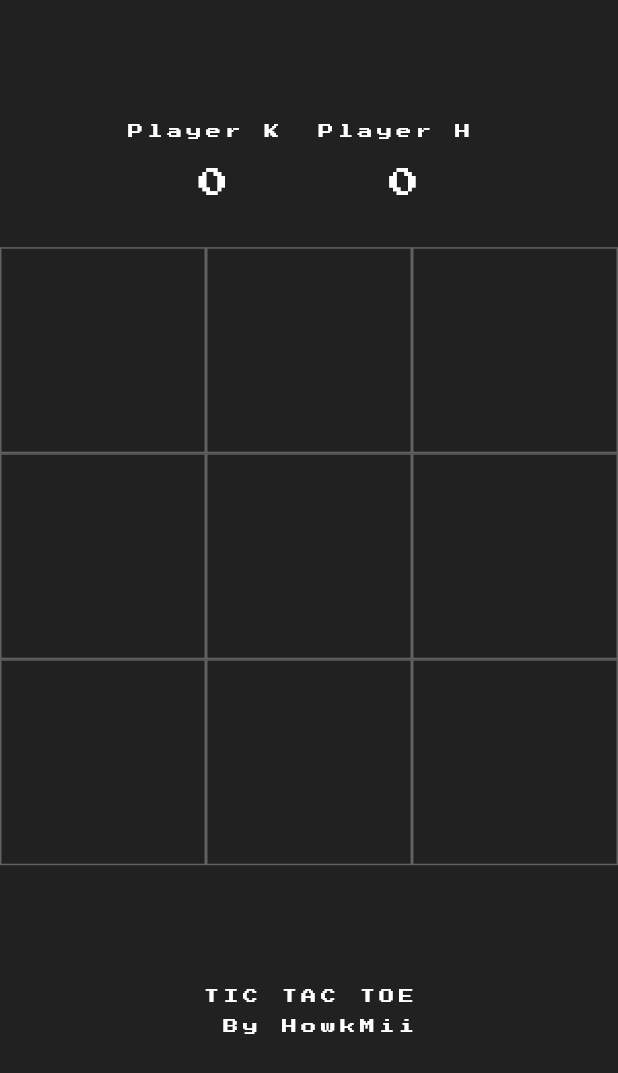
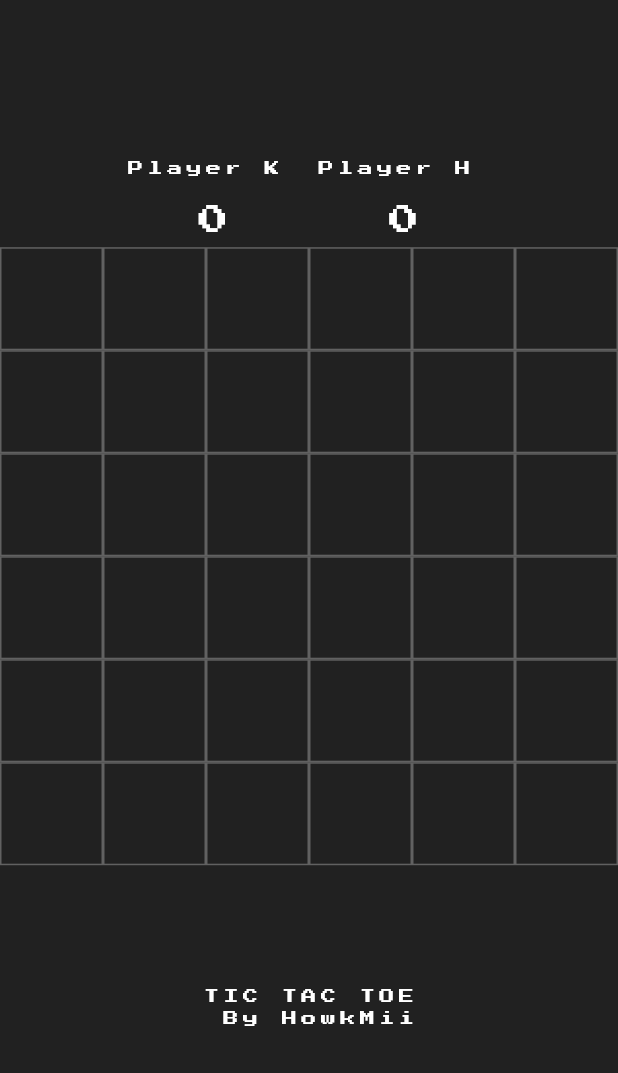
Before and after one commit to HowkMii/simple-Tic-Tac, a Flutter app: the HomePage screen opened directly, on a phone screen of 412 x 824 dp. Shown: the top 1073 px of the screen. Run offline on Flutter 3.47's test engine with Material 2 defaults, Android fonts, the phone set to English and light mode, and no system bars; our stand-ins replace avatar_glow, google_fonts; missing offline and left inert: dart:ffi.

Commit message:
make the game more exicting

```diff
--- a/lib/homepage.dart
+++ b/lib/homepage.dart
@@ -12,7 +12,7 @@ class HomePage extends StatefulWidget {
 
 class _HomePageState extends State<HomePage> {
   bool ohTurn = true;
-  List<String>  displayExOh =['','','','','','','','','',];
+  List<String>  displayExOh =['','','','','','','','','','','','','','','','','','','','','','','','','','','','','','','','','','','','',];
   var myTextStyle = TextStyle(color: Colors.white,fontSize: 20);
   int ohScore =0;
   int exScore = 0;
@@ -41,7 +41,7 @@ class _HomePageState extends State<HomePage> {
 
                  children: <Widget>[
                    Padding(
-                     padding: const EdgeInsets.only(top:50.0),
+                     padding: const EdgeInsets.only(top:100.0),
                      child: Column(
                        mainAxisAlignment: MainAxisAlignment.center,
                        children: <Widget>[
@@ -52,7 +52,7 @@ class _HomePageState extends State<HomePage> {
                      ),
                    ),
                    Padding(
-                     padding: const EdgeInsets.only(top:50.0,left: 10.0),
+                     padding: const EdgeInsets.only(top:100.0,left: 10.0),
                      child: Column(
                        mainAxisAlignment: MainAxisAlignment.center,
                        children: <Widget>[
@@ -72,9 +72,9 @@ class _HomePageState extends State<HomePage> {
           Expanded(
             flex: 3,
                       child: GridView.builder(
-              itemCount: 9,
+              itemCount: 36,
               gridDelegate:
-               SliverGridDelegateWithFixedCrossAxisCount(crossAxisCount: 3),
+               SliverGridDelegateWithFixedCrossAxisCount(crossAxisCount: 6),
                 itemBuilder: (BuildContext contex,int index){
                   return GestureDetector(
                     onTap:(){_tapped(index);
@@ -86,7 +86,7 @@ class _HomePageState extends State<HomePage> {
                           border: Border.all( color: Colors.grey[700])
                       ),
                       child: Center(
-                        child: Text(displayExOh[index],style: TextStyle(color: Colors.white,fontSize: 40),),),
+                        child: Text(displayExOh[index],style: TextStyle(color: Colors.white,fontSize: 20),),),
                     ),
                   );
                 }),
@@ -95,7 +95,7 @@ class _HomePageState extends State<HomePage> {
             child:Container(
               child: Center(child: Column(children: <Widget>[
                 Text('TIC TAC TOE',style: myNewFontWhite),
-                    SizedBox(height: 10,),
+                    SizedBox(height: 5,),
                  Text(' By HowkMii', style: myNewFontWhite),
               ],),),
 
@@ -115,11 +115,11 @@ class _HomePageState extends State<HomePage> {
 
     setState(() {
       if(ohTurn && displayExOh[index] ==''){
-        displayExOh[index] ='H';
+        displayExOh[index] ='X';
         filledBoxes += 1;
 
       }else if(!ohTurn && displayExOh[index] ==''){
-        displayExOh[index] ='K';
+        displayExOh[index] ='O';
         filledBoxes += 1;
       }
       ohTurn = !ohTurn;
@@ -219,17 +219,17 @@ class _HomePageState extends State<HomePage> {
       }
 
     );
-    if (winner == 'K'){
+    if (winner == 'X'){
       ohScore = ohScore +=1;
 
-    }else if(winner == 'H'){
+    }else if(winner == 'O'){
       exScore = exScore +=1;
 
     }
     }
     void _clearBoard(){
       setState(() {
-        for(int i=0; i<9;i++){
+        for(int i=0; i<36;i++){
 
         displayExOh[i]='';
       }
```
Also changed, not shown: assets/icon/Icon.png, lib/images/tictactoelogo.png.
